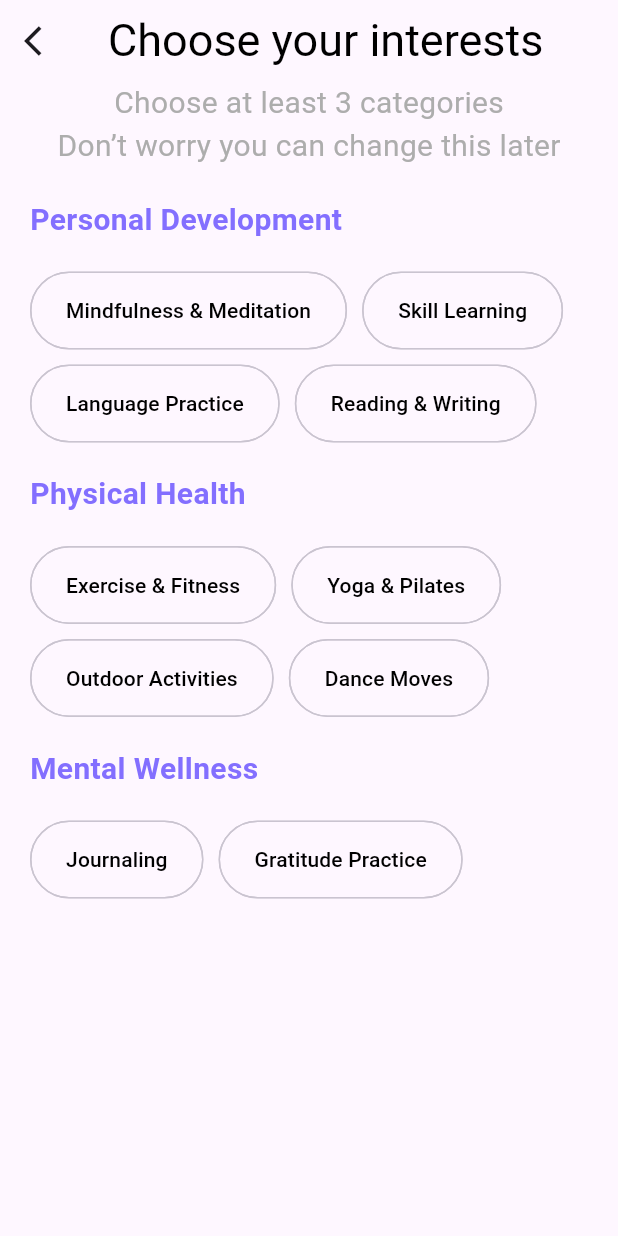
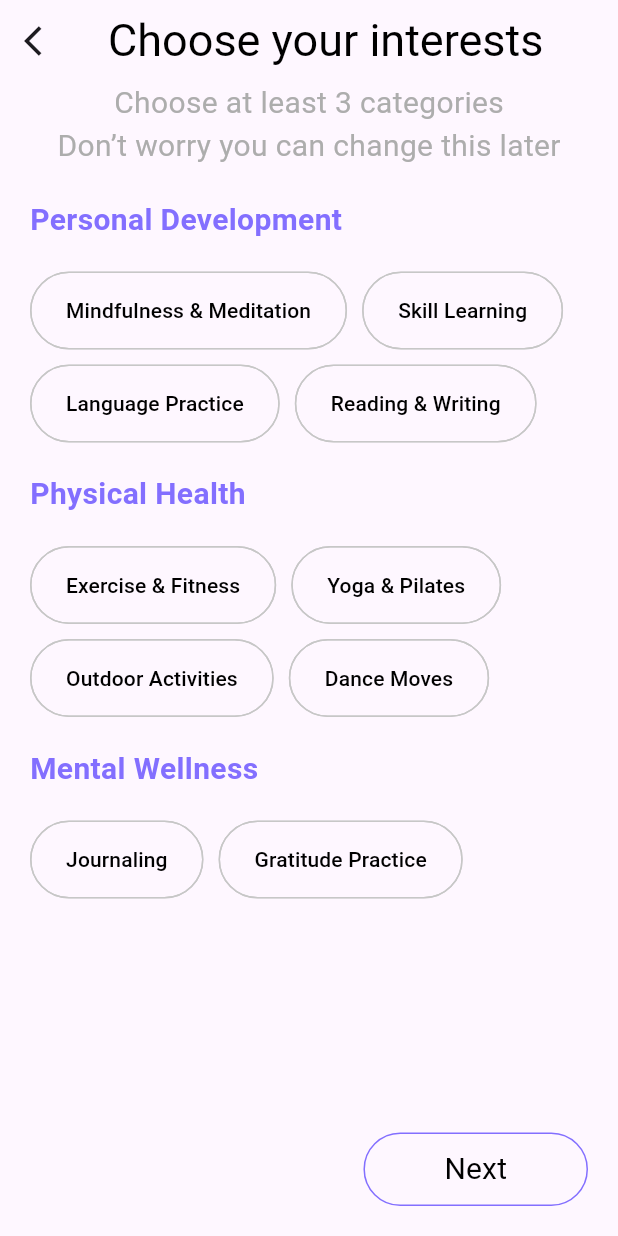
Before and after one commit to jjlamach/spontaneo_pro, a Flutter app: the SelectYourInterestsPage screen opened by its route, on a phone screen of 412 x 824 dp. Run offline on Flutter 3.47's test engine with Material 3 defaults, Android fonts, the phone set to English and light mode, and no system bars; our stand-ins replace bloc, flutter_bloc, freezed_annotation, get_it, go_router.

Commit message:
Choose your interest page complete

```diff
--- a/lib/strings.dart
+++ b/lib/strings.dart
@@ -7,4 +7,5 @@ class Strings {
   static const String chooseCategories = 'Choose at least 3 categories';
   static const String youCanChangeThem =
       'Don’t worry you can change this later';
+  static const String next = 'Next';
 }
--- a/lib/views/onboarding/select_your_interests_page.dart
+++ b/lib/views/onboarding/select_your_interests_page.dart
@@ -13,7 +13,7 @@ class SelectYourInterestsPage extends StatefulWidget {
 }
 
 class _SelectYourInterestsPageState extends State<SelectYourInterestsPage> {
-  final Set<String> _selectedInterests = {};
+  final Map<String, Set<String>> _selectedInterests = {};
 
   @override
   Widget build(BuildContext context) {
@@ -59,11 +59,16 @@ class _SelectYourInterestsPageState extends State<SelectYourInterestsPage> {
       ),
       body: Padding(
         padding: const EdgeInsets.all(20.0),
+        child: Column(
+          children: [
+            Expanded(
               child: ListView.builder(
                 physics: const ClampingScrollPhysics(),
                 itemCount: items.length,
                 itemBuilder: (context, categoryIndex) {
                   final category = items[categoryIndex]; // title category
+                  _selectedInterests.putIfAbsent(category.title, () => {});
+
                   return Padding(
                     padding: const EdgeInsets.only(bottom: 20.0),
                     child: Column(
@@ -88,6 +93,7 @@ class _SelectYourInterestsPageState extends State<SelectYourInterestsPage> {
                                   category.categories[subCategoryIndex];
                               return ChoiceChip(
                                 showCheckmark: false,
+                                side: const BorderSide(color: AppColor.grey),
                                 selectedColor: AppColor.purple,
                                 padding: const EdgeInsets.all(15.0),
                                 shape: RoundedRectangleBorder(
@@ -96,17 +102,23 @@ class _SelectYourInterestsPageState extends State<SelectYourInterestsPage> {
                                 label: Text(
                                   subCategory,
                                   style: TextStyle(
-                              color: _selectedInterests.contains(subCategory)
+                                    color: _selectedInterests[category.title]!
+                                            .contains(subCategory)
                                         ? Colors.white
                                         : Colors.black,
                                   ),
                                 ),
-                          selected: _selectedInterests.contains(subCategory),
+                                selected: _selectedInterests[category.title]!
+                                    .contains(subCategory),
                                 onSelected: (isSelected) {
                                   setState(() {
-                              isSelected
-                                  ? _selectedInterests.add(subCategory)
-                                  : _selectedInterests.remove(subCategory);
+                                    if (isSelected) {
+                                      _selectedInterests[category.title]!
+                                          .add(subCategory);
+                                    } else {
+                                      _selectedInterests[category.title]!
+                                          .remove(subCategory);
+                                    }
                                   });
                                 },
                               );
@@ -119,6 +131,34 @@ class _SelectYourInterestsPageState extends State<SelectYourInterestsPage> {
                 },
               ),
             ),
+            Align(
+              alignment: Alignment.bottomRight,
+              child: OutlinedButton(
+                style: OutlinedButton.styleFrom(
+                  foregroundColor: Colors.black,
+                  side: const BorderSide(
+                    color: AppColor.purple,
+                  ),
+                ),
+                onPressed: () {},
+                child: const Padding(
+                  padding: EdgeInsets.symmetric(
+                    vertical: 10.0,
+                    horizontal: 30.0,
+                  ),
+                  child: Text(
+                    Strings.next,
+                    style: TextStyle(
+                      fontSize: 20.0,
+                      fontWeight: FontWeight.w400,
+                    ),
+                  ),
+                ),
+              ),
+            ),
+          ],
+        ),
+      ),
     );
   }
 }
```
Lines whose indentation alone changed are shown as unchanged.
